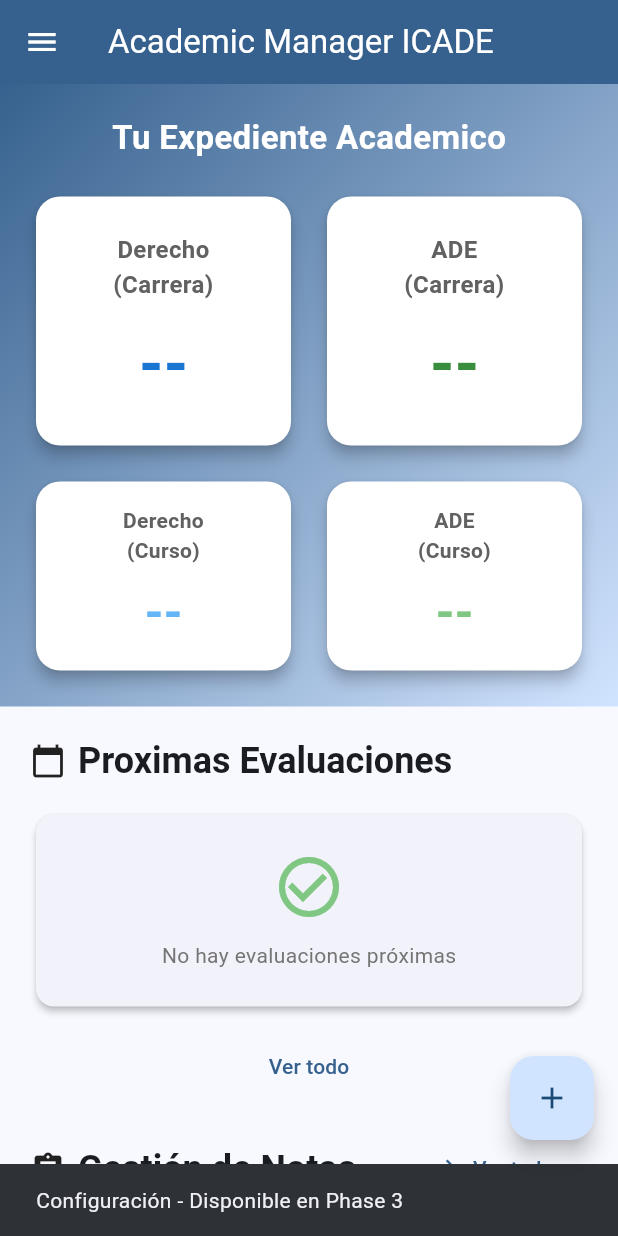
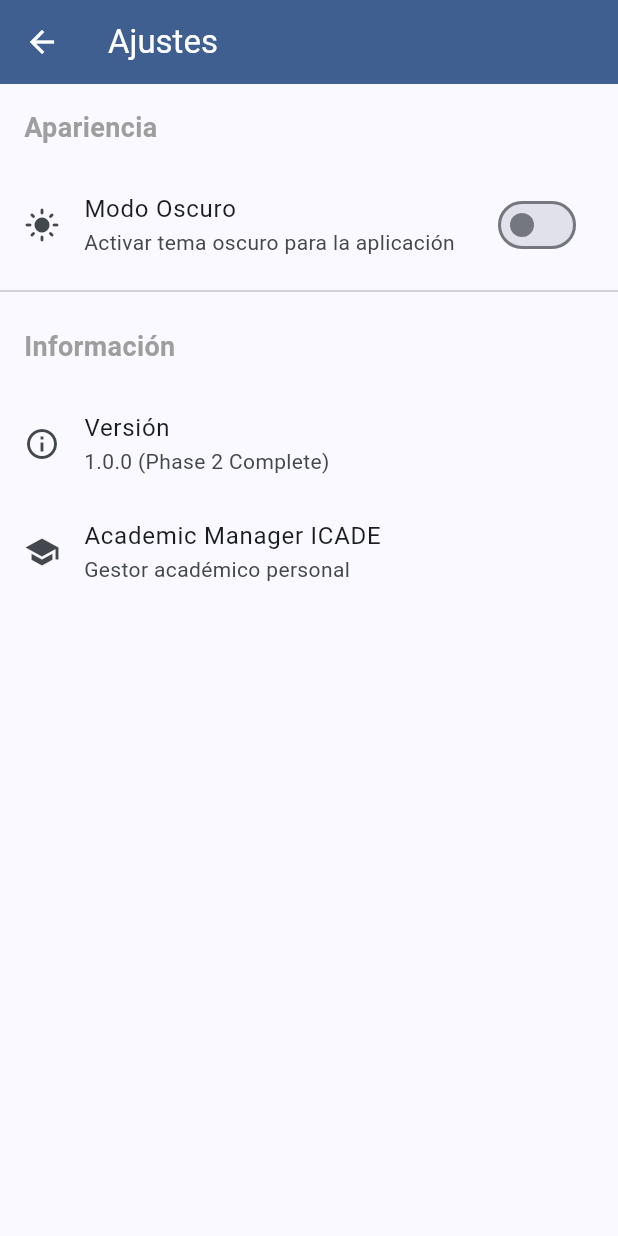
Before and after one commit to bbruno2297/academic_manager_icade_fixed, a Flutter app: the screen it shows after launch, in the side drawer, after a tap on "Configuración", on a phone screen of 412 x 824 dp. Run offline on Flutter 3.47's test engine with Material 3 defaults, Android fonts, the phone set to English and light mode, and no system bars; our stand-ins replace fl_chart, flutter_riverpod, isar, shared_preferences, table_calendar; accounts and stored records are empty; generated files the repository leaves out were written again.

Commit message:
working no phase 3

```diff
--- /dev/null
+++ b/devtools_options.yaml
@@ -0,0 +1,3 @@
+description: This file stores settings for Dart & Flutter DevTools.
+documentation: https://docs.flutter.dev/tools/devtools/extensions#configure-extension-enablement-states
+extensions:
--- a/lib/main.dart
+++ b/lib/main.dart
@@ -12,6 +12,9 @@ import 'screens/evaluation_detail_screen.dart';
 import 'screens/academic_years_screen.dart';
 import 'screens/add_academic_year_screen.dart';
 import 'screens/calendar_screen.dart';
+import 'screens/stats_screen.dart';
+import 'screens/settings_screen.dart';
+import 'providers/theme_provider.dart';
 import 'models/subject.dart';
 import 'models/evaluation.dart';
 
@@ -25,27 +28,57 @@ void main() async {
 
   runApp(
     const ProviderScope(
-      child: AcademicManagerApp(),
+      child: MyApp(),
     ),
   );
 }
 
-class AcademicManagerApp extends StatelessWidget {
-  const AcademicManagerApp({super.key});
+class MyApp extends ConsumerWidget {
+  const MyApp({super.key});
 
   @override
-  Widget build(BuildContext context) {
+  Widget build(BuildContext context, WidgetRef ref) {
+    // Assuming themeProvider is defined elsewhere, e.g., final themeProvider = StateProvider<ThemeMode>((ref) => ThemeMode.system);
+    // For this change, I'll assume it exists and just add the line.
+    // If themeProvider is not defined, this will cause a compilation error.
+    final themeMode = ref.watch(themeProvider);
+
     return MaterialApp(
       title: 'Academic Manager ICADE',
       debugShowCheckedModeBanner: false,
+      themeMode: themeMode,
       theme: ThemeData(
         colorScheme: ColorScheme.fromSeed(
-          seedColor: Colors
-              .blue, // Changed from 0xFF1976D2 to Colors.blue as per instruction
+          seedColor: const Color(0xFF003366), // Azul ICADE
           brightness: Brightness.light,
         ),
         useMaterial3: true,
         fontFamily: 'Roboto',
+        cardTheme: CardThemeData(
+          elevation: 2,
+          shape: RoundedRectangleBorder(
+            borderRadius: BorderRadius.circular(12),
+          ),
+        ),
+        inputDecorationTheme: InputDecorationTheme(
+          border: OutlineInputBorder(
+            borderRadius: BorderRadius.circular(8),
+          ),
+          contentPadding: const EdgeInsets.symmetric(
+            horizontal: 16,
+            vertical: 12,
+          ),
+        ),
+      ),
+      darkTheme: ThemeData(
+        colorScheme: ColorScheme.fromSeed(
+          seedColor: const Color(0xFF003366), // Azul ICADE
+          brightness: Brightness.dark,
+        ),
+        useMaterial3: true,
+        fontFamily: 'Roboto',
+        scaffoldBackgroundColor:
+            const Color(0xFF121212), // Ensure dark background
         cardTheme: CardThemeData(
           elevation: 2,
           shape: RoundedRectangleBorder(
@@ -70,6 +103,8 @@ class AcademicManagerApp extends StatelessWidget {
         '/academic-years': (context) => const AcademicYearsScreen(),
         '/add-academic-year': (context) => const AddAcademicYearScreen(),
         '/calendar': (context) => const CalendarScreen(),
+        '/stats': (context) => const StatsScreen(),
+        '/settings': (context) => const SettingsScreen(),
       },
       onGenerateRoute: (settings) {
         // Handle routes that need arguments
--- /dev/null
+++ b/lib/providers/theme_provider.dart
@@ -0,0 +1,47 @@
+import 'package:flutter/material.dart';
+import 'package:flutter_riverpod/flutter_riverpod.dart';
+import 'package:shared_preferences/shared_preferences.dart';
+
+final themeProvider = StateNotifierProvider<ThemeNotifier, ThemeMode>((ref) {
+  return ThemeNotifier();
+});
+
+class ThemeNotifier extends StateNotifier<ThemeMode> {
+  ThemeNotifier() : super(ThemeMode.system) {
+    _loadTheme();
+  }
+
+  static const _key = 'theme_mode';
+
+  Future<void> _loadTheme() async {
+    final prefs = await SharedPreferences.getInstance();
+    final savedTheme = prefs.getString(_key);
+    if (savedTheme == 'light') {
+      state = ThemeMode.light;
+    } else if (savedTheme == 'dark') {
+      state = ThemeMode.dark;
+    } else {
+      state = ThemeMode.system;
+    }
+  }
+
+  Future<void> setTheme(ThemeMode mode) async {
+    state = mode;
+    final prefs = await SharedPreferences.getInstance();
+    if (mode == ThemeMode.light) {
+      prefs.setString(_key, 'light');
+    } else if (mode == ThemeMode.dark) {
+      prefs.setString(_key, 'dark');
+    } else {
+      prefs.remove(_key);
+    }
+  }
+
+  void toggleTheme() {
+    if (state == ThemeMode.dark) {
+      setTheme(ThemeMode.light);
+    } else {
+      setTheme(ThemeMode.dark);
+    }
+  }
+}
--- /dev/null
+++ b/lib/screens/settings_screen.dart
@@ -0,0 +1,68 @@
+import 'package:flutter/material.dart';
+import 'package:flutter_riverpod/flutter_riverpod.dart';
+import '../providers/theme_provider.dart';
+
+class SettingsScreen extends ConsumerWidget {
+  const SettingsScreen({super.key});
+
+  @override
+  Widget build(BuildContext context, WidgetRef ref) {
+    final themeMode = ref.watch(themeProvider);
+
+    return Scaffold(
+      appBar: AppBar(
+        title: const Text('Ajustes'),
+        backgroundColor: Theme.of(context).colorScheme.primary,
+        foregroundColor: Colors.white,
+      ),
+      body: ListView(
+        children: [
+          const Padding(
+            padding: EdgeInsets.all(16.0),
+            child: Text(
+              'Apariencia',
+              style: TextStyle(
+                fontSize: 18,
+                fontWeight: FontWeight.bold,
+                color: Colors.grey,
+              ),
+            ),
+          ),
+          SwitchListTile(
+            title: const Text('Modo Oscuro'),
+            subtitle: const Text('Activar tema oscuro para la aplicación'),
+            secondary: Icon(
+              themeMode == ThemeMode.dark ? Icons.dark_mode : Icons.light_mode,
+            ),
+            value: themeMode == ThemeMode.dark,
+            onChanged: (value) {
+              ref.read(themeProvider.notifier).toggleTheme();
+            },
+          ),
+          const Divider(),
+          const Padding(
+            padding: EdgeInsets.all(16.0),
+            child: Text(
+              'Información',
+              style: TextStyle(
+                fontSize: 18,
+                fontWeight: FontWeight.bold,
+                color: Colors.grey,
+              ),
+            ),
+          ),
+          const ListTile(
+            leading: Icon(Icons.info_outline),
+            title: Text('Versión'),
+            subtitle: Text('1.0.0 (Phase 2 Complete)'),
+          ),
+          const ListTile(
+            leading: Icon(Icons.school),
+            title: Text('Academic Manager ICADE'),
+            subtitle: Text('Gestor académico personal'),
+          ),
+        ],
+      ),
+    );
+  }
+}
--- a/lib/widgets/app_drawer.dart
+++ b/lib/widgets/app_drawer.dart
@@ -82,75 +82,15 @@ class AppDrawer extends StatelessWidget {
             },
           ),
 
-          // Estadísticas
-          ListTile(
-            leading: const Icon(Icons.bar_chart),
-            title: const Text('Estadísticas'),
-            trailing: Container(
-              padding: const EdgeInsets.symmetric(horizontal: 8, vertical: 4),
-              decoration: BoxDecoration(
-                color: Colors.orange.shade100,
-                borderRadius: BorderRadius.circular(12),
-              ),
-              child: Text(
-                'Phase 2',
-                style: TextStyle(
-                  fontSize: 10,
-                  color: Colors.orange.shade700,
-                  fontWeight: FontWeight.bold,
-                ),
-              ),
-            ),
-            onTap: () {
-              Navigator.pop(context);
-              ScaffoldMessenger.of(context).showSnackBar(
-                const SnackBar(
-                  content: Text('Estadísticas - Disponible en Phase 2'),
-                  duration: Duration(seconds: 2),
-                ),
-              );
-            },
-          ),
-
-          // Años Académicos
-          ListTile(
-            leading: const Icon(Icons.calendar_month),
-            title: const Text('Años Académicos'),
-            onTap: () {
-              Navigator.pop(context);
-              Navigator.pushNamed(context, '/academic-years');
-            },
-          ),
-
           const Divider(),
 
           // Configuración
           ListTile(
             leading: const Icon(Icons.settings),
             title: const Text('Configuración'),
-            trailing: Container(
-              padding: const EdgeInsets.symmetric(horizontal: 8, vertical: 4),
-              decoration: BoxDecoration(
-                color: Colors.blue.shade100,
-                borderRadius: BorderRadius.circular(12),
-              ),
-              child: Text(
-                'Phase 3',
-                style: TextStyle(
-                  fontSize: 10,
-                  color: Colors.blue.shade700,
-                  fontWeight: FontWeight.bold,
-                ),
-              ),
-            ),
             onTap: () {
               Navigator.pop(context);
-              ScaffoldMessenger.of(context).showSnackBar(
-                const SnackBar(
-                  content: Text('Configuración - Disponible en Phase 3'),
-                  duration: Duration(seconds: 2),
-                ),
-              );
+              Navigator.pushNamed(context, '/settings');
             },
           ),
 
--- a/pubspec.yaml
+++ b/pubspec.yaml
@@ -24,6 +24,8 @@ dependencies:
   # UI
   cupertino_icons: ^1.0.6
   table_calendar: ^3.1.3
+  fl_chart: ^1.1.1
+  shared_preferences: ^2.5.3
 
 dev_dependencies:
   flutter_test:
```
Also changed, not shown: lib/screens/stats_screen.dart (added, +387 -0 lines), pubspec.lock, 1 other file.
